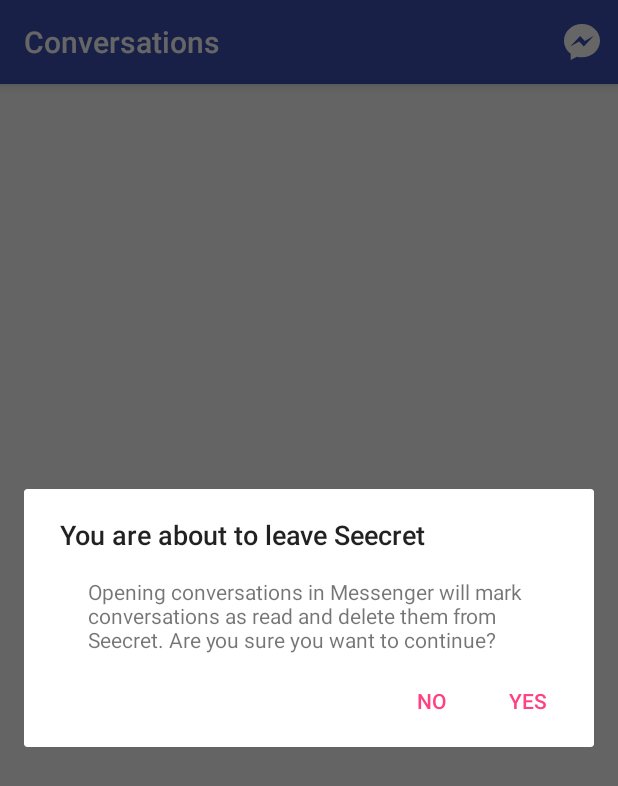
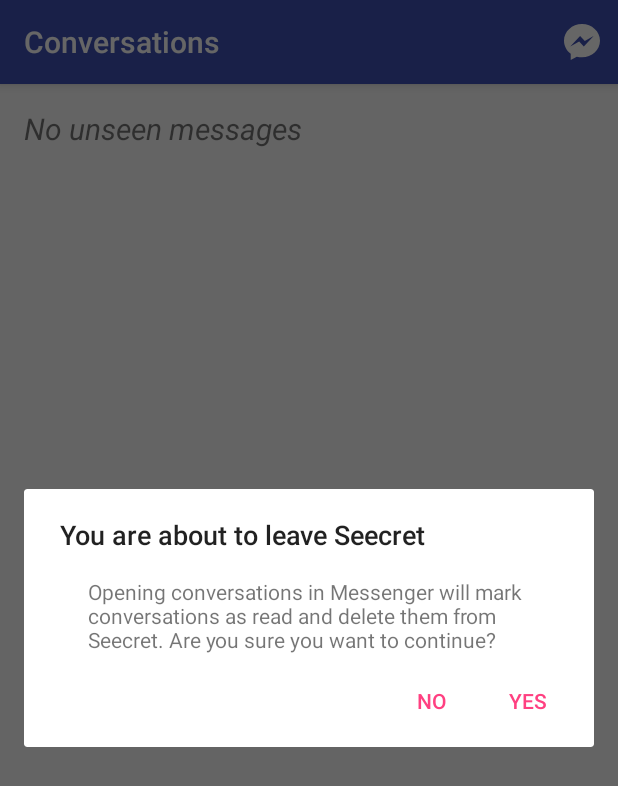
Before and after one commit to aayusht/seecret, an Android app: the screen it shows after launch (MainActivity), after a tap on "Messenger", on a phone screen of 412 x 824 dp. Shown: the top 786 px of the screen. Run offline under Robolectric (Android 15) with nearby library versions, the phone set to English and light mode, and no system bars.

```diff
--- a/app/src/main/java/com/seecret/mdb/seecret/MainActivity.java
+++ b/app/src/main/java/com/seecret/mdb/seecret/MainActivity.java
@@ -92,7 +92,12 @@
     }
 
     public void updateMessages() {
-        messageAdapter.setMessages(getMessages());
+        try {
+            messageAdapter.setMessages(getMessages());
+        }
+        catch (Exception e) {
+
+        }
         messageAdapter.notifyDataSetChanged();
     }
 
--- a/app/src/main/java/com/seecret/mdb/seecret/MessageAdapter.java
+++ b/app/src/main/java/com/seecret/mdb/seecret/MessageAdapter.java
@@ -3,6 +3,7 @@
 import android.content.Context;
 import android.content.Intent;
 import android.graphics.Bitmap;
+import android.graphics.Typeface;
 import android.media.Image;
 import android.support.v7.widget.RecyclerView;
 import android.util.Log;
@@ -10,6 +11,7 @@
 import android.view.View;
 import android.view.ViewGroup;
 import android.widget.ImageView;
+import android.widget.LinearLayout;
 import android.widget.TextView;
 
 import java.util.ArrayList;
@@ -20,6 +22,8 @@
 
 public class MessageAdapter extends RecyclerView.Adapter<MessageAdapter.CustomViewHolder> {
 
+    private static final int VIEW_TYPE_EMPTY_LIST_PLACEHOLDER = 0;
+    private static final int VIEW_TYPE_OBJECT_VIEW = 1;
     private Context context;
     private ArrayList<Message> messageList;
 
@@ -28,13 +32,39 @@
         messageList = messages;
     }
 
+    @Override
+    public int getItemViewType(int position) {
+        if (messageList.isEmpty()) {
+            return VIEW_TYPE_EMPTY_LIST_PLACEHOLDER;
+        } else {
+            return VIEW_TYPE_OBJECT_VIEW;
+        }
+    }
+
     public CustomViewHolder onCreateViewHolder(ViewGroup parent, int viewType){
-        View view = LayoutInflater.from(parent.getContext()).inflate(R.layout.row_view, parent, false);
+        View view = null;
+        switch(viewType) {
+            case VIEW_TYPE_EMPTY_LIST_PLACEHOLDER:
+                LinearLayout layout = new LinearLayout(parent.getContext());
+                layout.setOrientation(LinearLayout.VERTICAL);
+
+                final TextView emptyMessage = new TextView(parent.getContext());
+                emptyMessage.setText("No unseen messages");
+                emptyMessage.setTypeface(null, Typeface.ITALIC);
+                emptyMessage.setGravity(View.TEXT_ALIGNMENT_CENTER);
+                emptyMessage.setTextSize(20);
+                layout.addView(emptyMessage);
+                view = layout;
+                break;
+            case VIEW_TYPE_OBJECT_VIEW:
+                view = LayoutInflater.from(parent.getContext()).inflate(R.layout.row_view, parent, false);
+                break;
+        }
         return new CustomViewHolder(view);
     }
 
     public void onBindViewHolder(CustomViewHolder holder, int position){
-
+        if (!messageList.isEmpty()) {
             Message currMessage = messageList.get(position);
 
             holder.name.setText(currMessage.getName());
@@ -44,10 +74,12 @@
 
             holder.setTag(currMessage.getTag());
         }
+    }
 
     public void setMessages(ArrayList<Message> messages) {messageList = messages;}
 
     public int getItemCount(){
+        if (messageList.size() == 0) {return 1;}
         return messageList.size();
     }
 
```
Also changed, not shown: app/src/main/java/com/seecret/mdb/seecret/NotificationService.java (+20 -6 lines). Lines whose indentation alone changed are shown as unchanged.
